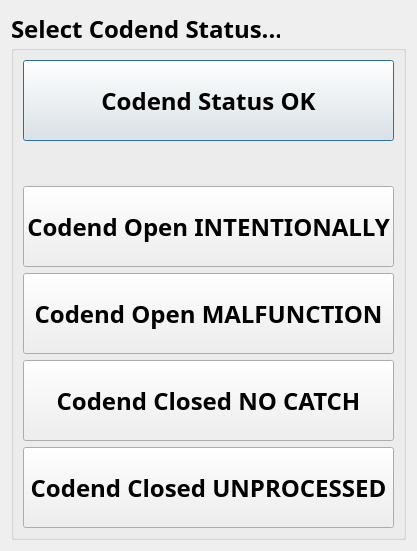
guyuhong/CLAMS, file ui/CodendStatusDlg.ui: the form before one commit.
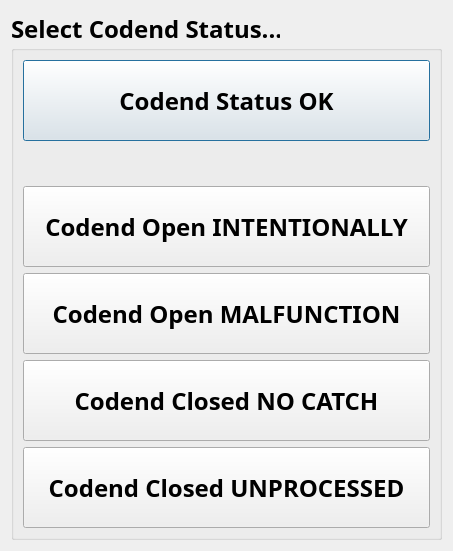
The form after the commit.

Commit message: Fixed old style signal connect in CLAMSmain.py

Patch:
```diff
--- a/ui/CodendStatusDlg.ui
+++ b/ui/CodendStatusDlg.ui
@@ -6,7 +6,7 @@
    <rect>
     <x>0</x>
     <y>0</y>
-    <width>376</width>
+    <width>453</width>
     <height>551</height>
    </rect>
   </property>
```
The commit also changes 1 other file.
